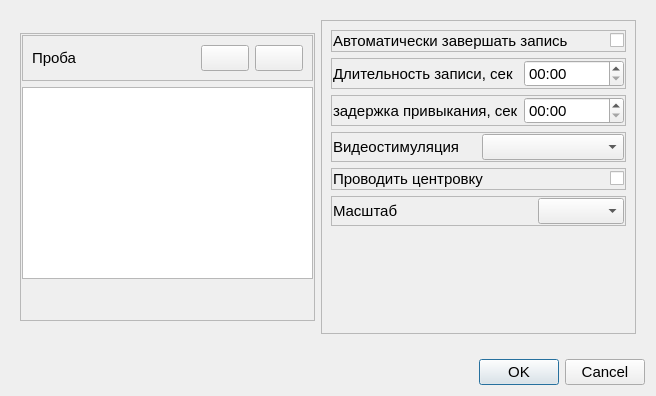
Old version of the form metodics/stabtest/stabtestparamsdialog.ui in the repository grigp/a-analyser.
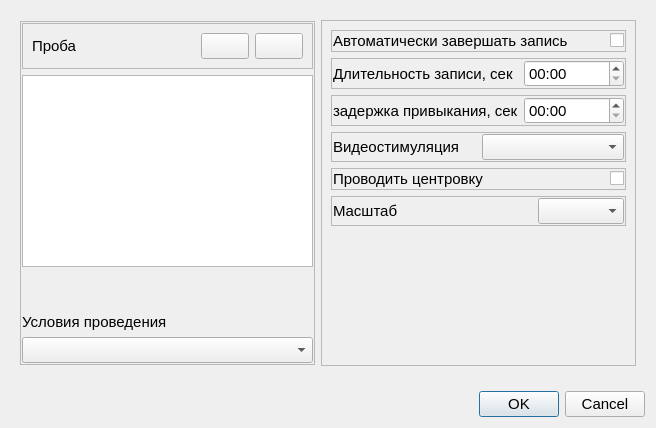
New version of the form. Icons and pictures are not drawn.

Diff of the .ui file:
```diff
--- a/metodics/stabtest/stabtestparamsdialog.ui
+++ b/metodics/stabtest/stabtestparamsdialog.ui
@@ -10,7 +10,7 @@
     <x>0</x>
     <y>0</y>
     <width>656</width>
-    <height>396</height>
+    <height>428</height>
    </rect>
   </property>
   <property name="font">
@@ -167,6 +167,16 @@
            </property>
           </spacer>
          </item>
+         <item>
+          <widget class="QLabel" name="lblCondition">
+           <property name="text">
+            <string>Условия проведения</string>
+           </property>
+          </widget>
+         </item>
+         <item>
+          <widget class="QComboBox" name="cbConditions"/>
+         </item>
         </layout>
        </widget>
       </item>
```
Left out of the diff: 41 changed lines with no effect on the pictures.
